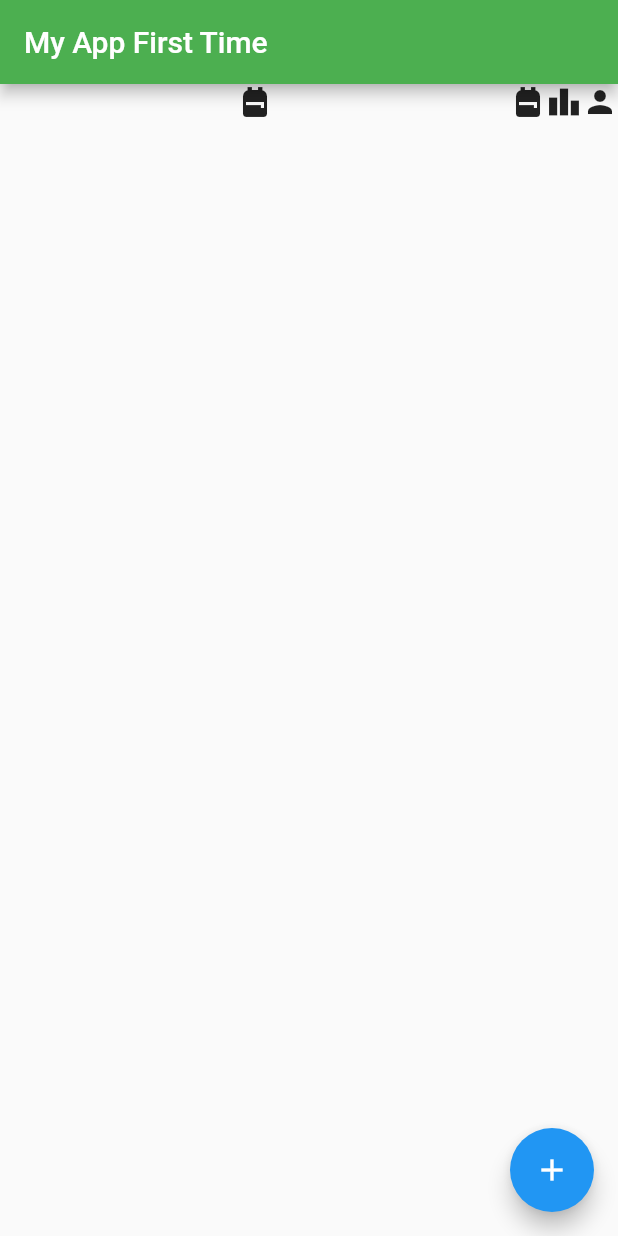
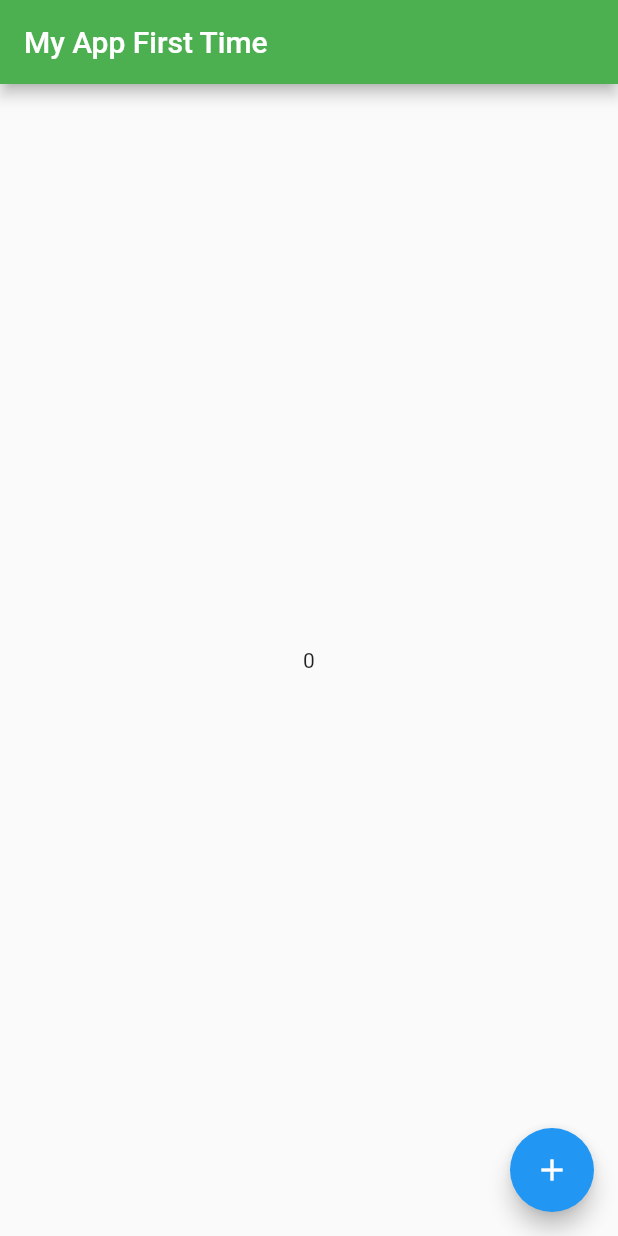
Before and after one commit to Steve246/flutter-basic, a Flutter app: the screen it shows after launch, on a phone screen of 412 x 824 dp. Run offline on Flutter 3.47's test engine with Material 2 defaults, Android fonts, the phone set to English and light mode, and no system bars.

```diff
--- a/lib/main.dart
+++ b/lib/main.dart
@@ -3,13 +3,29 @@ import "package:flutter/material.dart";
 
 // https://www.youtube.com/watch?v=1xipg02Wu8s&t=19s&ab_channel=Fireship
 // sampe scalfold magic di video
+
+// var generatedColor
 void main() {
-  runApp(MyApp());
+  runApp(const MyApp());
   // harus define class dibawah yang sesuai namanya
 }
 
-class MyApp extends StatelessWidget {
+class MyApp extends StatefulWidget {
+  // klik kanan di extends my app, refactor jadi statefull widget
   const MyApp({Key? key}) : super(key: key);
+
+  @override
+  State<MyApp> createState() => _MyAppState();
+}
+
+class _MyAppState extends State<MyApp> {
+  int count = 0;
+
+  @override
+  void initState() {
+    // TODO: fetch data from firebase or BE
+    super.initState();
+  }
 
   @override
   Widget build(BuildContext context) {
@@ -20,6 +36,21 @@ class MyApp extends StatelessWidget {
           appBar: AppBar(
               backgroundColor: Colors.green,
               title: const Text("My App First Time")),
+
+          // bikin tombol nambah, state widget
+
+          floatingActionButton: FloatingActionButton(
+            child: Icon(Icons.add),
+            onPressed: () {
+              setState(() {
+                count++;
+              });
+            },
+          ),
+          body: Center(
+            child: Text("$count"),
+          )
+
           // body: Center(
           //   child: Container(
           //     child: const Text("hi yang liat"),
@@ -35,26 +66,81 @@ class MyApp extends StatelessWidget {
 
           // body bisa kita atur, mau row or column
 
-        body: Row(
-          // setiap icon nempatin space yang equal atau sama
-          // bikin row, jadinya dia ditambilin per row
-          mainAxisAlignment: MainAxisAlignment.spaceEvenly,
-          crossAxisAlignment: CrossAxisAlignment.end,
-          children: const [
-            // bisa pake flexible atay expanded widget
-            Expanded(flex: 4, child: Icon(Icons.backpack)),
-            Icon(Icons.backpack),
-            Icon(Icons.leaderboard),
-            Icon(Icons.person)
-          ],
-        ),
+          // body: Row(
+          //   // setiap icon nempatin space yang equal atau sama
+          //   // bikin row, jadinya dia ditambilin per row
+          //   mainAxisAlignment: MainAxisAlignment.spaceEvenly,
+          //   crossAxisAlignment: CrossAxisAlignment.end,
+          //   children: const [
+          //     // bisa pake flexible atay expanded widget
+          //     Expanded(flex: 4, child: Icon(Icons.backpack)),
+          //     Icon(Icons.backpack),
+          //     Icon(Icons.leaderboard),
+          //     Icon(Icons.person)
+          //   ],
+          // ),
 
-        floatingActionButton: FloatingActionButton(
-          child: Icon(Icons.add),
-          onPressed: () {
-            print('pressed!');
-          },
-        ),
+          // body: ListView.builder(
+          //   itemBuilder: (_, index) {
+          //     return Container(
+          //       color: randomColor(),
+          //       width: 500,
+          //       height: 500,
+          //     );
+          //   },
+          // ),
+
+          // body: ListView(
+          //   // dibikin biar dia bisa scroll ke kanan, pake horizontal
+          //   // scroll ke atas bawah pake axis vertical
+          //   scrollDirection: Axis.horizontal,
+          //   // addAutomaticKeepAlives: false,
+          //   children: [
+          //     Container(
+          //       color: Colors.green,
+          //       width: 500,
+          //       height: 500,
+          //     ),
+          //     Container(
+          //       color: Colors.yellow,
+          //       width: 500,
+          //       height: 500,
+          //     ),
+          //     Container(
+          //       color: Colors.blue,
+          //       width: 500,
+          //       height: 500,
+          //     ),
+          //   ],
+          // ),
+
+          // floatingActionButton: FloatingActionButton(
+          //   child: Icon(Icons.add),
+          //   onPressed: () {
+          //     print('pressed!');
+          //   },
+          // ),
+
+          // bottomNavigationBar: BottomNavigationBar(
+          //   items: const [
+          //     BottomNavigationBarItem(
+          //       icon: Icon(Icons.home),
+          //       label: "Home",
+          //     ),
+          //     BottomNavigationBarItem(
+          //       icon: Icon(Icons.business_center),
+          //       label: "Bussines",
+          //     ),
+          //     BottomNavigationBarItem(
+          //       icon: Icon(Icons.school),
+          //       label: "School",
+          //     ),
+          //   ],
+          // ),
+
+          // drawer: Drawer(
+          //   child: Text('Yo!'),
+          // ),
           ),
     );
   }
```
Lines whose indentation alone changed are shown as unchanged.
